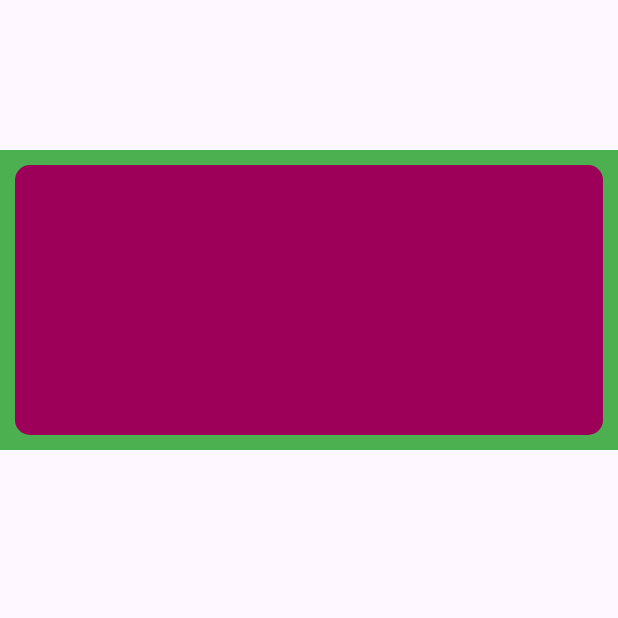
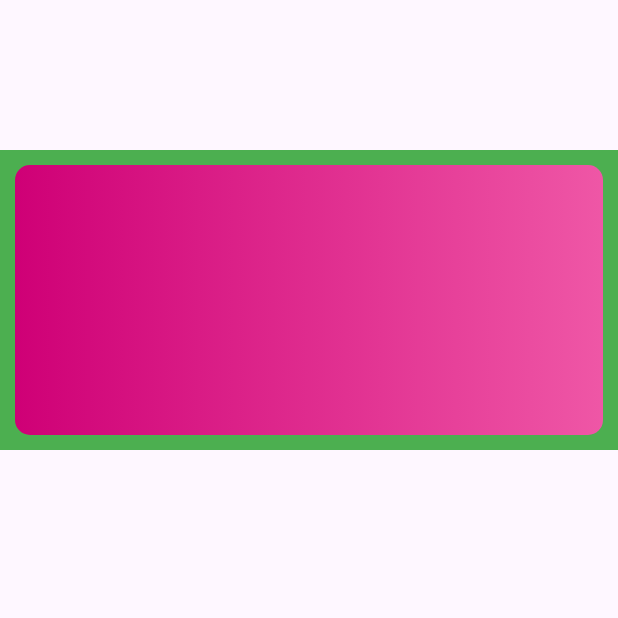
Before and after one commit to kaitogiang/telesa_english_mobile_app, a Flutter app: the screen it shows after launch, on a phone screen of 412 x 824 dp, the top half of it. Run offline on Flutter 3.47's test engine with Material 3 defaults, Android fonts, the phone set to English and light mode, and no system bars; drawn by our look-alikes of loader_overlay; our stand-ins replace event_bus, flutter_svg, get_it, go_router, google_fonts, injectable and 1 more; missing offline and left inert: overlay_notification.

Commit message:
feat: add linear gradient property for app container

```diff
--- a/lib/core/constants/app_color.dart
+++ b/lib/core/constants/app_color.dart
@@ -29,11 +29,17 @@ class AppColors {
 
   static Color get successColor => Color(0xFF22C55E);
 
-
   static Color darken(Color color, [double amount = .1]) {
     final hsl = HSLColor.fromColor(color);
     return hsl
         .withLightness((hsl.lightness - amount).clamp(0.0, 1.0))
         .toColor();
   }
+
+  static Color lighten(Color color, [double amount = .1]) {
+    final hsl = HSLColor.fromColor(color);
+    return hsl
+        .withLightness((hsl.lightness + amount).clamp(0.0, 1.0))
+        .toColor();
+  }
 }
--- a/lib/core/extensions/color_extension.dart
+++ b/lib/core/extensions/color_extension.dart
@@ -6,4 +6,8 @@ extension ColorExtension on Color {
   Color toDarker([double amount = .1]) {
     return AppColors.darken(this, amount);
   }
+
+  Color toLighter([double amount = .1]) {
+    return AppColors.lighten(this, amount);
+  }
 }
--- a/lib/core/navgiation/navigation_config.dart
+++ b/lib/core/navgiation/navigation_config.dart
@@ -31,6 +31,7 @@ final goRouterConfig = GoRouter(
                   padding: EdgeInsets.all(10),
                   constraints: BoxConstraints(minWidth: double.infinity),
                   child: BannerCard(
+                    isLinearGradient: true,
                     child: Container(
                       // color: Colors.blue,
                       width: double.infinity,
--- a/lib/features/home/presentation/widgets/app_container.dart
+++ b/lib/features/home/presentation/widgets/app_container.dart
@@ -1,5 +1,6 @@
 import 'package:flutter/material.dart';
 import 'package:telesa_english_app/core/constants/app_color.dart';
+import 'package:telesa_english_app/core/extensions/color_extension.dart';
 import 'package:telesa_english_app/telesa_english.dart';
 
 class BannerCard extends StatelessWidget {
@@ -8,11 +9,13 @@ class BannerCard extends StatelessWidget {
     required this.child,
     this.isOutline = false,
     this.backgroundColor,
+    this.isLinearGradient = false,
   });
 
   final Widget child;
   final bool isOutline;
   final Color? backgroundColor;
+  final bool isLinearGradient;
 
   BoxDecoration _getBoxDecoration() {
     return BoxDecoration(
@@ -21,6 +24,16 @@ class BannerCard extends StatelessWidget {
       border: isOutline
           ? Border.all(color: AppColors.primaryColor, width: 2)
           : null,
+      gradient: !isLinearGradient
+          ? null
+          : LinearGradient(
+              colors: [
+                AppColors.primaryColor.toLighter(),
+                AppColors.secondaryColor.toLighter(),
+              ],
+              begin: Alignment.centerLeft,
+              end: Alignment(2, 0),
+            ),
     );
   }
 
```
